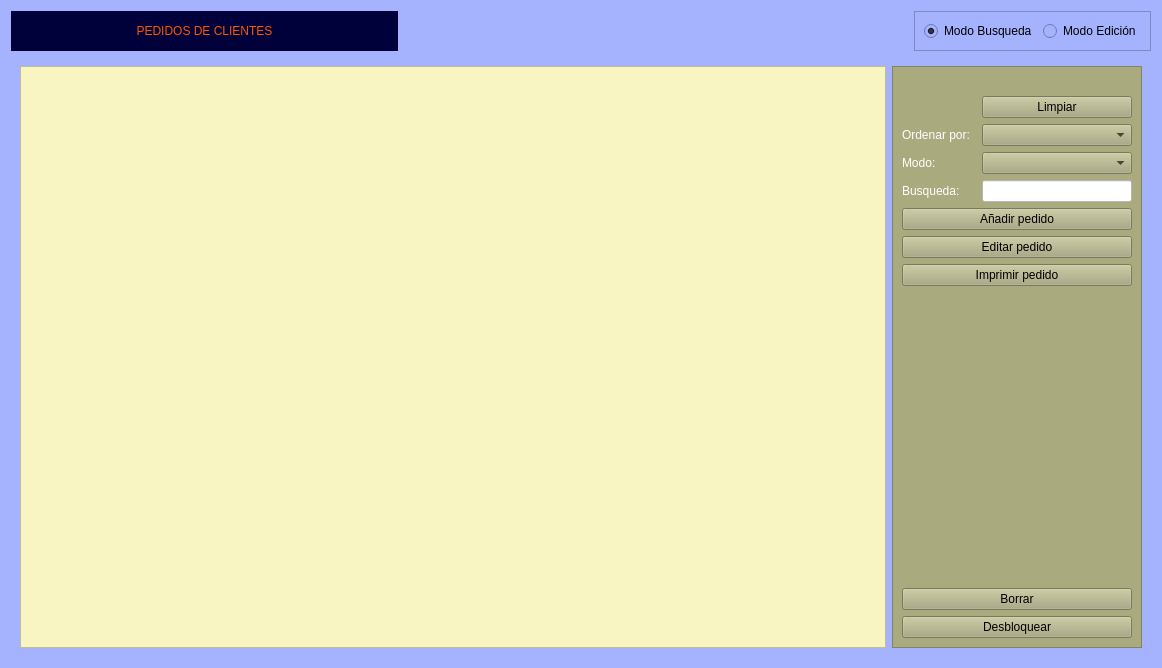
arcnexus/RedFoX, file Zona_Ventas/frmpedidos.ui: the form before one commit.
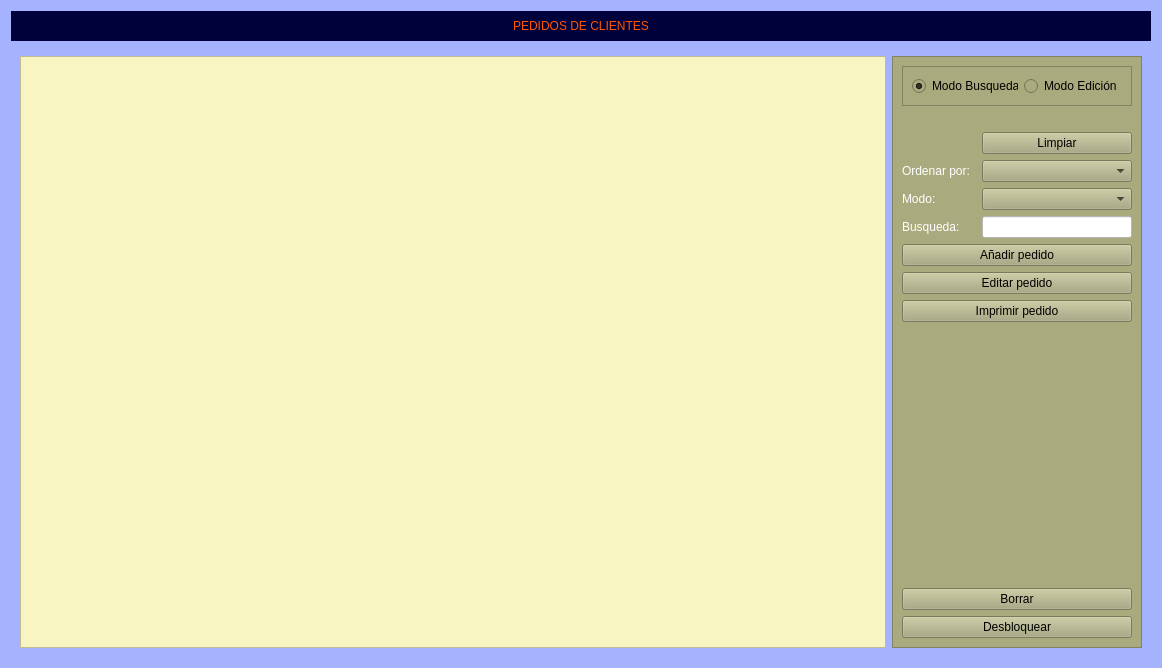
The form after the commit. The open tabs and pages were chosen to show the change. Icons and pictures are not drawn.

```diff
--- a/Zona_Ventas/frmpedidos.ui
+++ b/Zona_Ventas/frmpedidos.ui
@@ -21,75 +21,6 @@
    <string notr="true">background-color: rgb(165, 179, 255);</string>
   </property>
   <layout class="QGridLayout" name="gridLayout_6">
-   <item row="0" column="0">
-    <widget class="QLabel" name="label_36">
-     <property name="minimumSize">
-      <size>
-       <width>387</width>
-       <height>30</height>
-      </size>
-     </property>
-     <property name="maximumSize">
-      <size>
-       <width>387</width>
-       <height>16777215</height>
-      </size>
-     </property>
-     <property name="styleSheet">
-      <string notr="true">font: 14pt &quot;Sans Serif&quot;;
-color: rgb(255, 85, 0);
-background-color: rgb(0, 0, 58);</string>
-     </property>
-     <property name="text">
-      <string>PEDIDOS DE CLIENTES</string>
-     </property>
-     <property name="alignment">
-      <set>Qt::AlignCenter</set>
-     </property>
-    </widget>
-   </item>
-   <item row="0" column="1">
-    <spacer name="horizontalSpacer_6">
-     <property name="orientation">
-      <enum>Qt::Horizontal</enum>
-     </property>
-     <property name="sizeHint" stdset="0">
-      <size>
-       <width>479</width>
-       <height>20</height>
-      </size>
-     </property>
-    </spacer>
-   </item>
-   <item row="0" column="2">
-    <widget class="QFrame" name="frame_2">
-     <property name="frameShape">
-      <enum>QFrame::StyledPanel</enum>
-     </property>
-     <property name="frameShadow">
-      <enum>QFrame::Raised</enum>
-     </property>
-     <layout class="QHBoxLayout" name="horizontalLayout_2">
-      <item>
-       <widget class="QRadioButton" name="radBusqueda">
-        <property name="text">
-         <string>Modo Busqueda</string>
-        </property>
-        <property name="checked">
-         <bool>true</bool>
-        </property>
-       </widget>
-      </item>
-      <item>
-       <widget class="QRadioButton" name="radEdicion">
-        <property name="text">
-         <string>Modo Edición</string>
-        </property>
-       </widget>
-      </item>
-     </layout>
-    </widget>
-   </item>
    <item row="1" column="0" colspan="3">
     <widget class="QStackedWidget" name="stackedWidget">
      <property name="currentIndex">
@@ -906,6 +837,9 @@
               </item>
               <item row="11" column="2">
                <widget class="QCheckBox" name="chklporc_rec">
+                <property name="enabled">
+                 <bool>true</bool>
+                </property>
                 <property name="text">
                  <string>Recargo de equivalencia</string>
                 </property>
@@ -1702,7 +1636,7 @@
               </widget>
              </item>
              <item row="3" column="5">
-              <widget class="QLineEdit" name="txtporc_rec3">
+              <widget class="QLineEdit" name="txtrec3">
                <property name="enabled">
                 <bool>false</bool>
                </property>
@@ -2104,7 +2038,7 @@
               </widget>
              </item>
              <item row="1" column="5">
-              <widget class="QLineEdit" name="txtporc_rec1">
+              <widget class="QLineEdit" name="txtrec1">
                <property name="enabled">
                 <bool>false</bool>
                </property>
@@ -2140,7 +2074,7 @@
               </widget>
              </item>
              <item row="2" column="5">
-              <widget class="QLineEdit" name="txtporc_rec2">
+              <widget class="QLineEdit" name="txtrec2">
                <property name="enabled">
                 <bool>false</bool>
                </property>
@@ -2496,7 +2430,7 @@
               </widget>
              </item>
              <item row="4" column="5">
-              <widget class="QLineEdit" name="txtporc_rec4">
+              <widget class="QLineEdit" name="txtrec4">
                <property name="enabled">
                 <bool>false</bool>
                </property>
@@ -2711,7 +2645,7 @@
           <enum>QFrame::Raised</enum>
          </property>
          <layout class="QGridLayout" name="gridLayout_8">
-          <item row="9" column="0" colspan="3">
+          <item row="10" column="0" colspan="3">
            <widget class="QPushButton" name="btnBorrar_2">
             <property name="text">
              <string>Borrar</string>
@@ -2722,7 +2656,7 @@
             </property>
            </widget>
           </item>
-          <item row="4" column="0">
+          <item row="5" column="0">
            <widget class="QLabel" name="label_23">
             <property name="styleSheet">
              <string notr="true">color: rgb(255, 255, 255);</string>
@@ -2732,7 +2666,7 @@
             </property>
            </widget>
           </item>
-          <item row="1" column="2">
+          <item row="2" column="2">
            <widget class="QPushButton" name="btnLimpiar">
             <property name="text">
              <string>Limpiar</string>
@@ -2743,7 +2677,7 @@
             </property>
            </widget>
           </item>
-          <item row="2" column="0">
+          <item row="3" column="0">
            <widget class="QLabel" name="label_31">
             <property name="styleSheet">
              <string notr="true">color: rgb(255, 255, 255);</string>
@@ -2753,7 +2687,7 @@
             </property>
            </widget>
           </item>
-          <item row="8" column="0">
+          <item row="9" column="0">
            <spacer name="verticalSpacer_3">
             <property name="orientation">
              <enum>Qt::Vertical</enum>
@@ -2766,7 +2700,7 @@
             </property>
            </spacer>
           </item>
-          <item row="2" column="2">
+          <item row="3" column="2">
            <widget class="QComboBox" name="cboOrden">
             <property name="minimumSize">
              <size>
@@ -2776,14 +2710,14 @@
             </property>
            </widget>
           </item>
-          <item row="4" column="2">
+          <item row="5" column="2">
            <widget class="QLineEdit" name="txtBuscar">
             <property name="styleSheet">
              <string notr="true">background-color: rgb(255, 255, 255);</string>
             </property>
            </widget>
           </item>
-          <item row="3" column="0">
+          <item row="4" column="0">
            <widget class="QLabel" name="label_32">
             <property name="styleSheet">
              <string notr="true">color: rgb(255, 255, 255);</string>
@@ -2793,10 +2727,10 @@
             </property>
            </widget>
           </item>
-          <item row="3" column="2">
+          <item row="4" column="2">
            <widget class="QComboBox" name="cboModo"/>
           </item>
-          <item row="0" column="2">
+          <item row="1" column="2">
            <widget class="QLabel" name="label_17">
             <property name="text">
              <string/>
@@ -2806,7 +2740,7 @@
             </property>
            </widget>
           </item>
-          <item row="10" column="0" colspan="3">
+          <item row="11" column="0" colspan="3">
            <widget class="QPushButton" name="btn_desbloquear">
             <property name="text">
              <string>Desbloquear</string>
@@ -2817,7 +2751,7 @@
             </property>
            </widget>
           </item>
-          <item row="5" column="0" colspan="3">
+          <item row="6" column="0" colspan="3">
            <widget class="QPushButton" name="btnAnadir_2">
             <property name="text">
              <string>Añadir pedido</string>
@@ -2828,7 +2762,7 @@
             </property>
            </widget>
           </item>
-          <item row="6" column="0" colspan="3">
+          <item row="7" column="0" colspan="3">
            <widget class="QPushButton" name="btnEditar_2">
             <property name="text">
              <string>Editar pedido</string>
@@ -2839,7 +2773,7 @@
             </property>
            </widget>
           </item>
-          <item row="7" column="0" colspan="3">
+          <item row="8" column="0" colspan="3">
            <widget class="QPushButton" name="btnImprimir_2">
             <property name="text">
              <string>Imprimir pedido</string>
@@ -2850,6 +2784,35 @@
             </property>
            </widget>
           </item>
+          <item row="0" column="0" colspan="3">
+           <widget class="QFrame" name="frame_modos">
+            <property name="frameShape">
+             <enum>QFrame::StyledPanel</enum>
+            </property>
+            <property name="frameShadow">
+             <enum>QFrame::Raised</enum>
+            </property>
+            <layout class="QHBoxLayout" name="horizontalLayout_2">
+             <item>
+              <widget class="QRadioButton" name="radBusqueda">
+               <property name="text">
+                <string>Modo Busqueda</string>
+               </property>
+               <property name="checked">
+                <bool>true</bool>
+               </property>
+              </widget>
+             </item>
+             <item>
+              <widget class="QRadioButton" name="radEdicion">
+               <property name="text">
+                <string>Modo Edición</string>
+               </property>
+              </widget>
+             </item>
+            </layout>
+           </widget>
+          </item>
          </layout>
         </widget>
        </item>
@@ -2880,6 +2843,27 @@
      </widget>
     </widget>
    </item>
+   <item row="0" column="0" colspan="3">
+    <widget class="QLabel" name="label_36">
+     <property name="minimumSize">
+      <size>
+       <width>387</width>
+       <height>30</height>
+      </size>
+     </property>
+     <property name="styleSheet">
+      <string notr="true">font: 14pt &quot;Sans Serif&quot;;
+color: rgb(255, 85, 0);
+background-color: rgb(0, 0, 58);</string>
+     </property>
+     <property name="text">
+      <string>PEDIDOS DE CLIENTES</string>
+     </property>
+     <property name="alignment">
+      <set>Qt::AlignCenter</set>
+     </property>
+    </widget>
+   </item>
   </layout>
  </widget>
  <resources>
```
